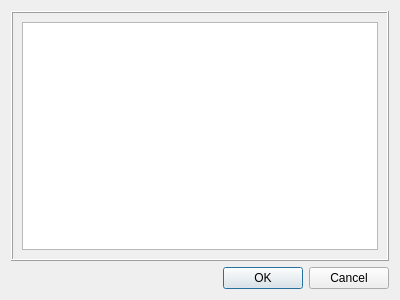
This is cliphist2/edititem.ui in mneuroth/Cliphist2 as Qt 5 draws it before an edit. The edited form follows.
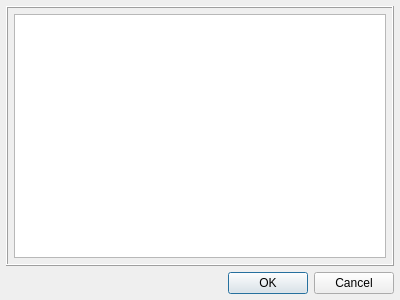
This is the edited form.

Commit message: resized border

Patch:
```diff
--- a/cliphist2/edititem.ui
+++ b/cliphist2/edititem.ui
@@ -14,6 +14,9 @@
    <string>Edit item</string>
   </property>
   <layout class="QGridLayout" name="gridLayout">
+   <property name="margin">
+    <number>6</number>
+   </property>
    <item row="0" column="0">
     <widget class="QFrame" name="frame">
      <property name="frameShape">
@@ -23,6 +26,9 @@
       <enum>QFrame::Raised</enum>
      </property>
      <layout class="QGridLayout" name="gridLayout_2">
+      <property name="margin">
+       <number>6</number>
+      </property>
       <item row="0" column="0">
        <widget class="QTextEdit" name="textEdit">
         <property name="lineWrapMode">
```
